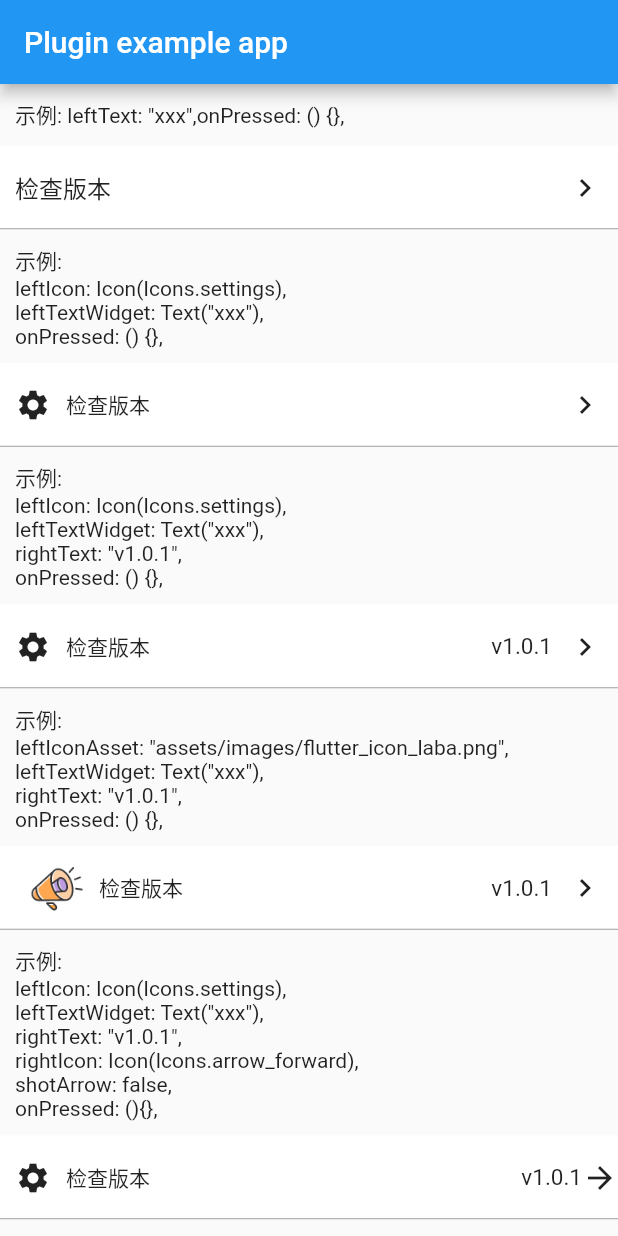
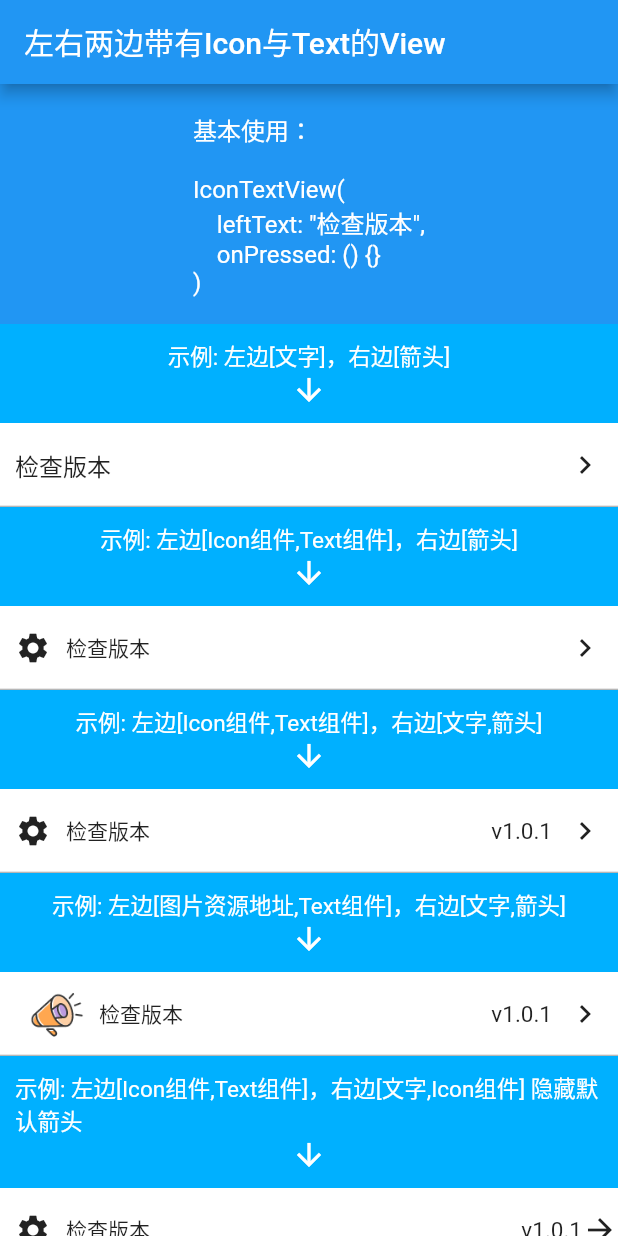
Before and after one commit to LiuShuai1020/flutter_common_icon_text_view, a Flutter app: the screen it shows after launch, on a phone screen of 412 x 824 dp. Run offline on Flutter 3.47's test engine with Material 2 defaults, Android fonts, the phone set to English and light mode, and no system bars.

Commit message:
[+] 首次提交

```diff
--- a/example/lib/main.dart
+++ b/example/lib/main.dart
@@ -1,8 +1,4 @@
 import 'package:flutter/material.dart';
-import 'dart:async';
-
-import 'package:flutter/services.dart';
-import 'package:icontextview/icontextview.dart';
 
 import 'common/icon_text_text_icon/icon_text_view.dart';
 
@@ -14,40 +10,16 @@ class MyApp extends StatefulWidget {
 }
 
 class _MyAppState extends State<MyApp> {
-  String _platformVersion = 'Unknown';
-
-  @override
-  void initState() {
-    super.initState();
-    initPlatformState();
-  }
-
-  // Platform messages are asynchronous, so we initialize in an async method.
-  Future<void> initPlatformState() async {
-    String platformVersion;
-    // Platform messages may fail, so we use a try/catch PlatformException.
-    try {
-      platformVersion = await Icontextview.platformVersion;
-    } on PlatformException {
-      platformVersion = 'Failed to get platform version.';
-    }
-
-    // If the widget was removed from the tree while the asynchronous platform
-    // message was in flight, we want to discard the reply rather than calling
-    // setState to update our non-existent appearance.
-    if (!mounted) return;
-
-    setState(() {
-      _platformVersion = platformVersion;
-    });
-  }
 
   @override
   Widget build(BuildContext context) {
+    final Color color = Color(0xFF00B0FF);
+    final Color textColor = Colors.white;
+    final double textSize = 15;
     return MaterialApp(
       home: Scaffold(
         appBar: AppBar(
-          title: const Text('Plugin example app'),
+          title: const Text('左右两边带有Icon与Text的View'),
         ),
         body: SingleChildScrollView(
           scrollDirection: Axis.vertical,
@@ -55,19 +27,39 @@ class _MyAppState extends State<MyApp> {
             child: Column(
               children: <Widget>[
                 Container(
+                    color: Colors.blue,
+                    padding: EdgeInsets.all(10),
+                    height: 160,
+                    alignment: Alignment.center,
+                    child: Text("基本使用：\n\nIconTextView(\n\t\t\t\tleftText: \"检查版本\",\n\t\t\t\tonPressed: () {}\n)", style: TextStyle(color: Colors.white, fontSize: 16),)
+                ),
+                Container(
+                  color: color,
                   padding: EdgeInsets.all(10),
-                  alignment: Alignment.centerLeft,
-                  child: Text("示例: leftText: \"xxx\",onPressed: () {},"),
+                  margin: EdgeInsets.only(top: 0, bottom: 0),
+                  alignment: Alignment.center,
+                  child: Column(
+                    children: <Widget>[
+                      Text("示例: 左边[文字]，右边[箭头]", style: TextStyle(color: textColor, fontSize: textSize)),
+                      Icon(Icons.arrow_downward, color: Colors.white,),
+                    ],
+                  )
                 ),
                 IconTextView(
                   leftText: "检查版本",
                   onPressed: () {},
                 ),
                 Container(
-                  padding: EdgeInsets.all(10),
-                  alignment: Alignment.centerLeft,
-                  child: Text(
-                      "示例:\nleftIcon: Icon(Icons.settings),\nleftTextWidget: Text(\"xxx\"),\nonPressed: () {},"),
+                    color: color,
+                    padding: EdgeInsets.all(10),
+                    margin: EdgeInsets.only(top: 0, bottom: 0),
+                    alignment: Alignment.center,
+                    child: Column(
+                      children: <Widget>[
+                        Text("示例: 左边[Icon组件,Text组件]，右边[箭头]", style: TextStyle(color: textColor, fontSize: textSize)),
+                        Icon(Icons.arrow_downward, color: Colors.white,),
+                      ],
+                    )
                 ),
                 IconTextView(
                   leftIcon: Icon(Icons.settings),
@@ -75,10 +67,16 @@ class _MyAppState extends State<MyApp> {
                   onPressed: () {},
                 ),
                 Container(
-                  padding: EdgeInsets.all(10),
-                  alignment: Alignment.centerLeft,
-                  child: Text(
-                      "示例:\nleftIcon: Icon(Icons.settings),\nleftTextWidget: Text(\"xxx\"),\nrightText: \"v1.0.1\",\nonPressed: () {},"),
+                    color: color,
+                    padding: EdgeInsets.all(10),
+                    margin: EdgeInsets.only(top: 0, bottom: 0),
+                    alignment: Alignment.center,
+                    child: Column(
+                      children: <Widget>[
+                        Text("示例: 左边[Icon组件,Text组件]，右边[文字,箭头]", style: TextStyle(color: textColor, fontSize: textSize)),
+                        Icon(Icons.arrow_downward, color: Colors.white,),
+                      ],
+                    )
                 ),
                 IconTextView(
                   leftIcon: Icon(Icons.settings),
@@ -87,10 +85,16 @@ class _MyAppState extends State<MyApp> {
                   onPressed: () {},
                 ),
                 Container(
-                  padding: EdgeInsets.all(10),
-                  alignment: Alignment.centerLeft,
-                  child: Text(
-                      "示例: \nleftIconAsset: \"assets/images/flutter_icon_laba.png\", \nleftTextWidget: Text(\"xxx\"), \nrightText: \"v1.0.1\", \nonPressed: () {},"),
+                    color: color,
+                    padding: EdgeInsets.all(10),
+                    margin: EdgeInsets.only(top: 0, bottom: 0),
+                    alignment: Alignment.center,
+                    child: Column(
+                      children: <Widget>[
+                        Text("示例: 左边[图片资源地址,Text组件]，右边[文字,箭头]", style: TextStyle(color: textColor, fontSize: textSize)),
+                        Icon(Icons.arrow_downward, color: Colors.white,),
+                      ],
+                    )
                 ),
                 IconTextView(
                   leftIconAsset: "assets/images/flutter_icon_laba.png",
@@ -99,10 +103,16 @@ class _MyAppState extends State<MyApp> {
                   onPressed: () {},
                 ),
                 Container(
-                  padding: EdgeInsets.all(10),
-                  alignment: Alignment.centerLeft,
-                  child: Text(
-                      "示例:\nleftIcon: Icon(Icons.settings),\nleftTextWidget: Text(\"xxx\"),\nrightText: \"v1.0.1\",\nrightIcon: Icon(Icons.arrow_forward),\nshotArrow: false,\nonPressed: (){},"),
+                    color: color,
+                    padding: EdgeInsets.all(10),
+                    margin: EdgeInsets.only(top: 0, bottom: 0),
+                    alignment: Alignment.center,
+                    child: Column(
+                      children: <Widget>[
+                        Text("示例: 左边[Icon组件,Text组件]，右边[文字,Icon组件] 隐藏默认箭头", style: TextStyle(color: textColor, fontSize: textSize)),
+                        Icon(Icons.arrow_downward, color: Colors.white,),
+                      ],
+                    )
                 ),
                 IconTextView(
                   leftIcon: Icon(Icons.settings),
```
Also changed, not shown: 1 other file.
